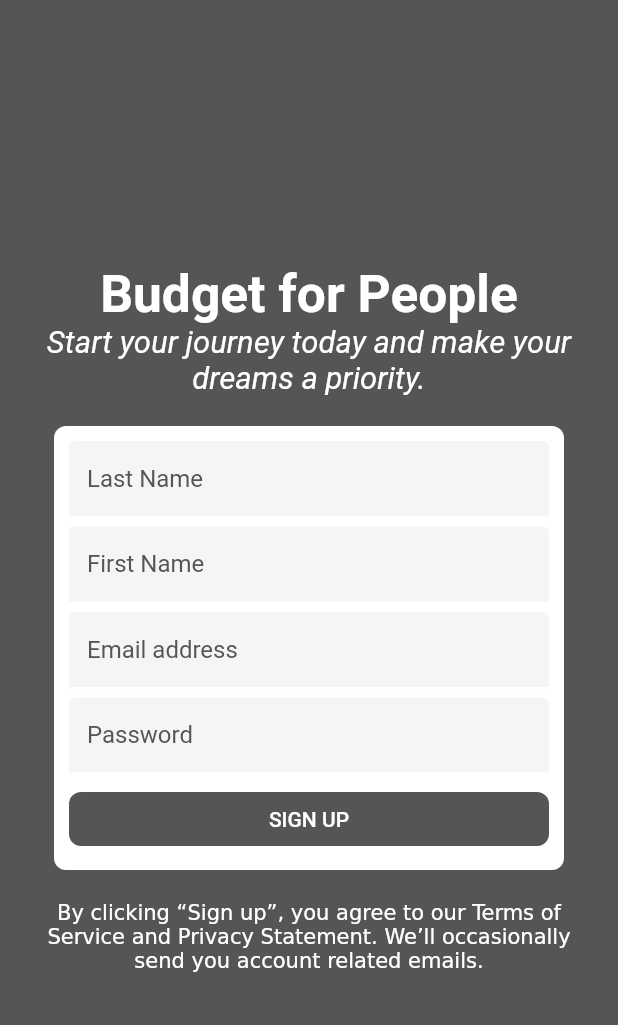
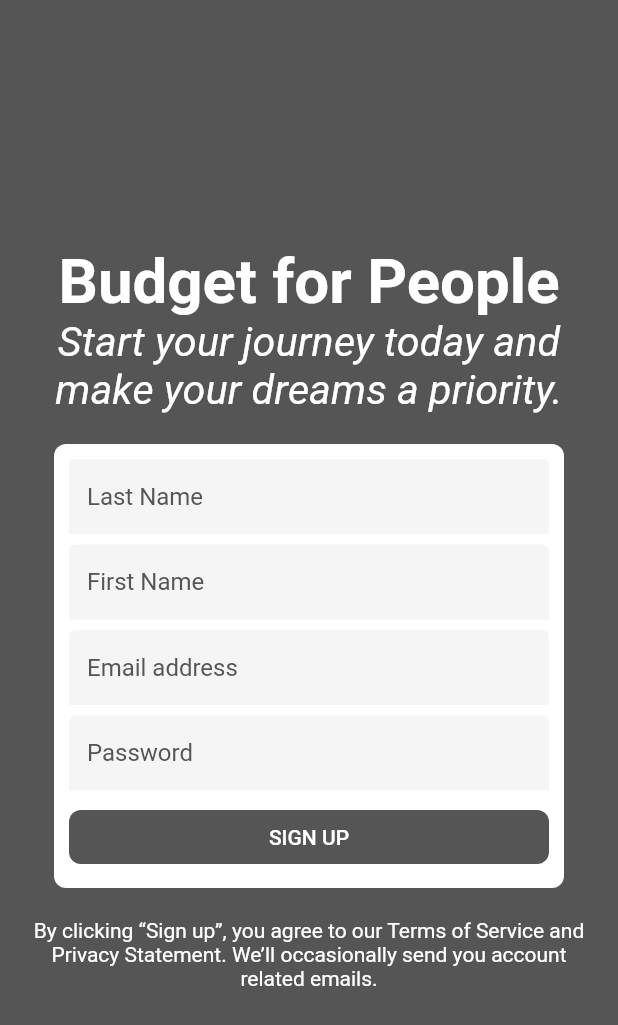
Before and after one commit to lerenn/envely-app, a Flutter app: the screen it shows after launch, after a tap on "SIGN UP", on a phone screen of 412 x 824 dp. Shown: the top 1025 px of the screen. Run offline on Flutter 3.47's test engine with Material 2 defaults, Android fonts, the phone set to English and light mode, and no system bars; our stand-ins replace bloc, equatable, flutter_bloc.

Commit message:
sign_up: correct proportions

```diff
--- a/lib/pages/sign_up.dart
+++ b/lib/pages/sign_up.dart
@@ -13,13 +13,12 @@ class SignIn extends StatelessWidget {
           child: Center(child: SingleChildScrollView(
               child: ScreenInfosWidget(builder: (context, screenInformations) {
             if (screenInformations.orientation == Orientation.portrait ||
-                screenInformations.screenSize.width < 600) {
+                screenInformations.screenSize.width < 700) {
               return Column(
                 mainAxisAlignment: MainAxisAlignment.center,
                 children: <Widget>[
                   explainations(context, screenInformations),
-                  form(context),
-                  conditions(),
+                  form(context, screenInformations),
                 ],
               );
             } else {
@@ -29,8 +28,7 @@ class SignIn extends StatelessWidget {
                     Row(
                       children: <Widget>[
                         explainations(context, screenInformations),
-                        form(context),
-                        conditions(),
+                        form(context, screenInformations),
                       ],
                       mainAxisAlignment: MainAxisAlignment.center,
                     )
@@ -40,54 +38,69 @@ class SignIn extends StatelessWidget {
     );
   }
 
-  RichText conditions() {
-    return RichText(
+  Container conditions(BuildContext context, double size) {
+    return Container(
+        width: size,
+        child: RichText(
           textAlign: TextAlign.center,
           text: TextSpan(
+              style: TextStyle(color: Theme.of(context).hintColor),
               text:
                   'By clicking “Sign up”, you agree to our Terms of Service and Privacy Statement. We’ll occasionally send you account related emails.'),
-    );
+        ));
   }
 
-  Column explainations(
+  Container explainations(
       BuildContext context, ScreenInformations screenInformations) {
     var size;
 
     if (screenInformations.orientation == Orientation.portrait)
+      size = screenInformations.screenSize.height;
+    else
       size = screenInformations.screenSize.width;
-    else
-      size = screenInformations.screenSize.height;
 
-    return Column(
+    return Container(
+        width: size * 1 / 2,
+        child: Column(
             mainAxisAlignment: MainAxisAlignment.center,
             children: <Widget>[
               RichText(
+                textAlign: TextAlign.center,
                 text: TextSpan(
                   text: 'Budget for People',
                   style: TextStyle(
                       fontWeight: FontWeight.bold,
-                  fontSize: size / 12,
+                      fontSize: size / 20,
                       color: Theme.of(context).hintColor),
                 ),
               ),
               RichText(
                 textAlign: TextAlign.center,
                 text: TextSpan(
-              text: 'Start your journey today and make your dreams a priority.',
+                  text:
+                      'Start your journey today and make your dreams a priority.',
                   style: TextStyle(
                     color: Theme.of(context).hintColor,
                     fontStyle: FontStyle.italic,
-                fontSize: size / 20,
+                    fontSize: size / 30,
                   ),
                 ),
               )
-        ]);
+            ]));
   }
 
-  Container form(BuildContext context) {
-    return Container(
+  Column form(BuildContext context, ScreenInformations screenInformations) {
+    double size;
+    if (screenInformations.orientation == Orientation.landscape)
+      size = screenInformations.screenSize.width / 3;
+    else
+      size = 500;
+    return Column(children: <Widget>[
+      Container(
+          width: size,
           decoration: new BoxDecoration(
-            color: Colors.white, borderRadius: new BorderRadius.circular(8.0)),
+              color: Colors.white,
+              borderRadius: new BorderRadius.circular(8.0)),
           // shape: new RoundedRectangleBorder(
           //   borderRadius: new BorderRadius.circular(8.0)),
           margin: new EdgeInsets.all(20.0),
@@ -102,7 +115,9 @@ class SignIn extends StatelessWidget {
             passwordField(context),
             separator(),
             signUpButton(context),
-        ], crossAxisAlignment: CrossAxisAlignment.stretch));
+          ], crossAxisAlignment: CrossAxisAlignment.stretch)),
+      conditions(context, size),
+    ]);
   }
 
   SizedBox separator() {
```
Lines whose indentation alone changed are shown as unchanged.
